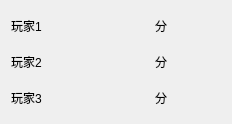
Old version of the form Pannel/scorepannel.ui in the repository JcakLee/MyQTProject_CardGame.
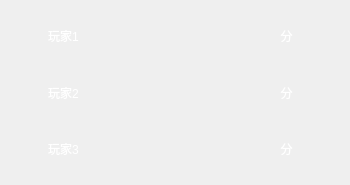
New version of the form.

Patch:
```diff
--- a/Pannel/scorepannel.ui
+++ b/Pannel/scorepannel.ui
@@ -6,8 +6,8 @@
    <rect>
     <x>0</x>
     <y>0</y>
-    <width>232</width>
-    <height>124</height>
+    <width>350</width>
+    <height>185</height>
    </rect>
   </property>
   <property name="windowTitle">
@@ -16,65 +16,131 @@
   <layout class="QGridLayout" name="gridLayout">
    <item row="0" column="0">
     <widget class="QLabel" name="label">
+     <property name="styleSheet">
+      <string notr="true">color: rgb(255, 255, 255);
+font: 18pt &quot;微软雅黑&quot;;</string>
+     </property>
+     <property name="lineWidth">
+      <number>1</number>
+     </property>
      <property name="text">
       <string>玩家1</string>
      </property>
+     <property name="alignment">
+      <set>Qt::AlignmentFlag::AlignCenter</set>
+     </property>
     </widget>
    </item>
    <item row="0" column="1">
     <widget class="QLabel" name="player1_score">
+     <property name="styleSheet">
+      <string notr="true">color: rgb(255, 255, 255);
+font: 18pt &quot;微软雅黑&quot;;</string>
+     </property>
      <property name="text">
       <string/>
      </property>
+     <property name="alignment">
+      <set>Qt::AlignmentFlag::AlignCenter</set>
+     </property>
     </widget>
    </item>
    <item row="0" column="2">
     <widget class="QLabel" name="label_9">
+     <property name="styleSheet">
+      <string notr="true">color: rgb(255, 255, 255);
+font: 18pt &quot;微软雅黑&quot;;</string>
+     </property>
      <property name="text">
       <string>分</string>
      </property>
+     <property name="alignment">
+      <set>Qt::AlignmentFlag::AlignCenter</set>
+     </property>
     </widget>
    </item>
    <item row="1" column="0">
     <widget class="QLabel" name="label_2">
+     <property name="styleSheet">
+      <string notr="true">color: rgb(255, 255, 255);
+font: 18pt &quot;微软雅黑&quot;;</string>
+     </property>
      <property name="text">
       <string>玩家2</string>
      </property>
+     <property name="alignment">
+      <set>Qt::AlignmentFlag::AlignCenter</set>
+     </property>
     </widget>
    </item>
    <item row="1" column="1">
     <widget class="QLabel" name="player2_score">
+     <property name="styleSheet">
+      <string notr="true">color: rgb(255, 255, 255);
+font: 18pt &quot;微软雅黑&quot;;</string>
+     </property>
      <property name="text">
       <string/>
      </property>
+     <property name="alignment">
+      <set>Qt::AlignmentFlag::AlignCenter</set>
+     </property>
     </widget>
    </item>
    <item row="1" column="2">
     <widget class="QLabel" name="label_7">
+     <property name="styleSheet">
+      <string notr="true">color: rgb(255, 255, 255);
+font: 18pt &quot;微软雅黑&quot;;</string>
+     </property>
      <property name="text">
       <string>分</string>
      </property>
+     <property name="alignment">
+      <set>Qt::AlignmentFlag::AlignCenter</set>
+     </property>
     </widget>
    </item>
    <item row="2" column="0">
     <widget class="QLabel" name="label_3">
+     <property name="styleSheet">
+      <string notr="true">color: rgb(255, 255, 255);
+font: 18pt &quot;微软雅黑&quot;;</string>
+     </property>
      <property name="text">
       <string>玩家3</string>
      </property>
+     <property name="alignment">
+      <set>Qt::AlignmentFlag::AlignCenter</set>
+     </property>
     </widget>
    </item>
    <item row="2" column="1">
     <widget class="QLabel" name="player3_score">
+     <property name="styleSheet">
+      <string notr="true">color: rgb(255, 255, 255);
+font: 18pt &quot;微软雅黑&quot;;</string>
+     </property>
      <property name="text">
       <string/>
      </property>
+     <property name="alignment">
+      <set>Qt::AlignmentFlag::AlignCenter</set>
+     </property>
     </widget>
    </item>
    <item row="2" column="2">
     <widget class="QLabel" name="label_8">
+     <property name="styleSheet">
+      <string notr="true">color: rgb(255, 255, 255);
+font: 18pt &quot;微软雅黑&quot;;</string>
+     </property>
      <property name="text">
       <string>分</string>
      </property>
+     <property name="alignment">
+      <set>Qt::AlignmentFlag::AlignCenter</set>
+     </property>
     </widget>
    </item>
   </layout>
```
